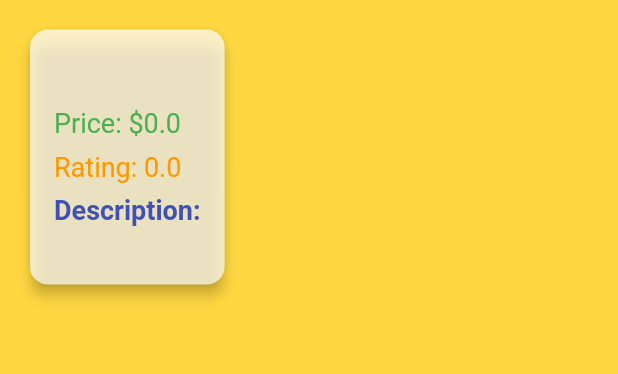
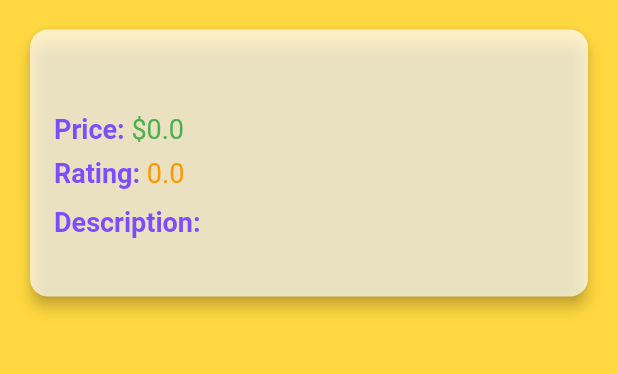
Before and after one commit to samadhiudara/Flutter_Task, a Flutter app: the DetailPage screen opened directly with empty values, on a phone screen of 412 x 824 dp, the part 158-532 px from its top. Run offline on Flutter 3.47's test engine with Material 2 defaults, Android fonts, the phone set to English and light mode, and no system bars; network calls fail.

Commit message:
Final Commit

```diff
--- a/lib/main.dart
+++ b/lib/main.dart
@@ -92,6 +92,10 @@ class _HomePageState extends State<HomePage> {
                     leading: Container(
                       width: 100, // Fixed width
                       height: 100, // Fixed height
+                      decoration: BoxDecoration(
+                        borderRadius: BorderRadius.circular(8.0),
+                        color: Colors.grey[200],
+                      ),
                       child: Image.network(
                         product.thumbnail,
                         fit: BoxFit.cover, // Adjust this according to your needs
@@ -99,14 +103,20 @@ class _HomePageState extends State<HomePage> {
                     ),
                     title: Text(
                       product.title,
-                      style: TextStyle(fontWeight: FontWeight.bold, color: Colors.black87),
+                      style: TextStyle(fontWeight: FontWeight.bold, color: Colors.black87, fontSize: 16.0),
                     ),
                     subtitle: Column(
                       crossAxisAlignment: CrossAxisAlignment.start,
                       children: [
                         SizedBox(height: 4.0),
-                        Text('\$${product.price}', style: TextStyle(fontWeight: FontWeight.bold, color: Colors.green)),
-                        Text(product.brand, style: TextStyle(color: Colors.grey)),
+                        Text(
+                          '\$${product.price}',
+                          style: TextStyle(fontWeight: FontWeight.bold, color: Colors.green, fontSize: 14.0),
+                        ),
+                        Text(
+                          product.brand,
+                          style: TextStyle(color: Colors.grey, fontSize: 14.0),
+                        ),
                       ],
                     ),
                     onTap: () {
@@ -165,25 +175,41 @@ class DetailPage extends StatelessWidget {
                       product.title,
                       style: TextStyle(fontSize: 24, fontWeight: FontWeight.bold, color: Colors.black87),
                     ),
-                    SizedBox(height: 8.0),
-                    Text(
-                      'Price: \$${product.price}',
-                      style: TextStyle(fontSize: 18, color: Colors.green),
+                    SizedBox(height: 12.0),
+                    Row(
+                      children: [
+                        Text(
+                          'Price: ',
+                          style: TextStyle(fontSize: 18, fontWeight: FontWeight.bold, color: Colors.deepPurpleAccent),
+                        ),
+                        Text(
+                          '\$${product.price}',
+                          style: TextStyle(fontSize: 18, color: Colors.green),
+                        ),
+                      ],
                     ),
                     SizedBox(height: 8.0),
-                    Text(
-                      'Rating: ${product.rating}',
-                      style: TextStyle(fontSize: 18, color: Colors.orange),
+                    Row(
+                      children: [
+                        Text(
+                          'Rating: ',
+                          style: TextStyle(fontSize: 18, fontWeight: FontWeight.bold, color: Colors.deepPurpleAccent),
+                        ),
+                        Text(
+                          '${product.rating}',
+                          style: TextStyle(fontSize: 18, color: Colors.orange),
+                        ),
+                      ],
                     ),
-                    SizedBox(height: 8.0),
+                    SizedBox(height: 12.0),
                     Text(
                       'Description:',
-                      style: TextStyle(fontSize: 18, fontWeight: FontWeight.bold, color: Colors.indigo),
+                      style: TextStyle(fontSize: 18, fontWeight: FontWeight.bold, color: Colors.deepPurpleAccent),
                     ),
                     SizedBox(height: 4.0),
                     Text(
                       product.description,
-                      style: TextStyle(fontSize: 16, color: Colors.black87),
+                      style: TextStyle(fontSize: 16, color: Colors.blueGrey),
                     ),
                   ],
                 ),
```
